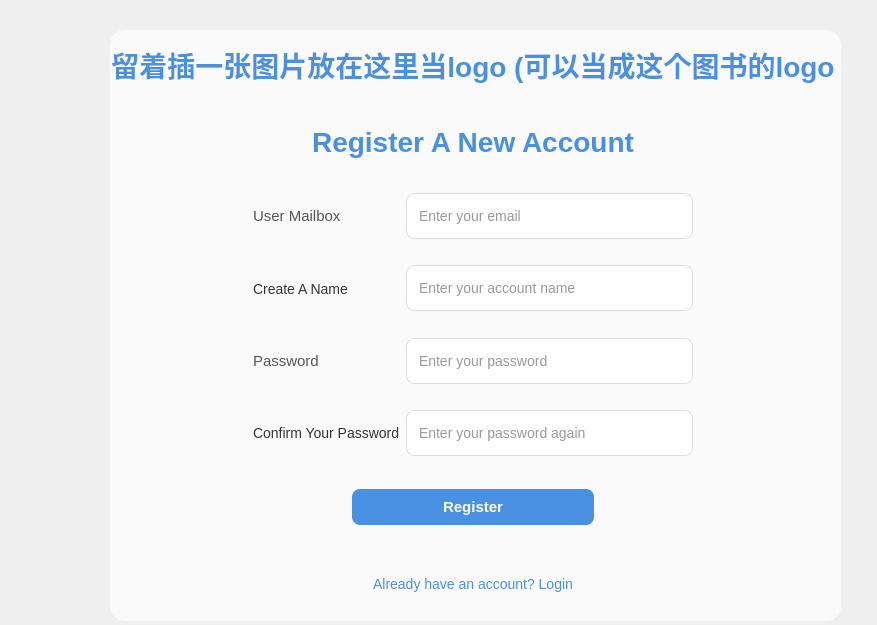
The window that ui/register.ui (FrenchFries-101/frontend) describes before a commit, drawn with Qt 5.
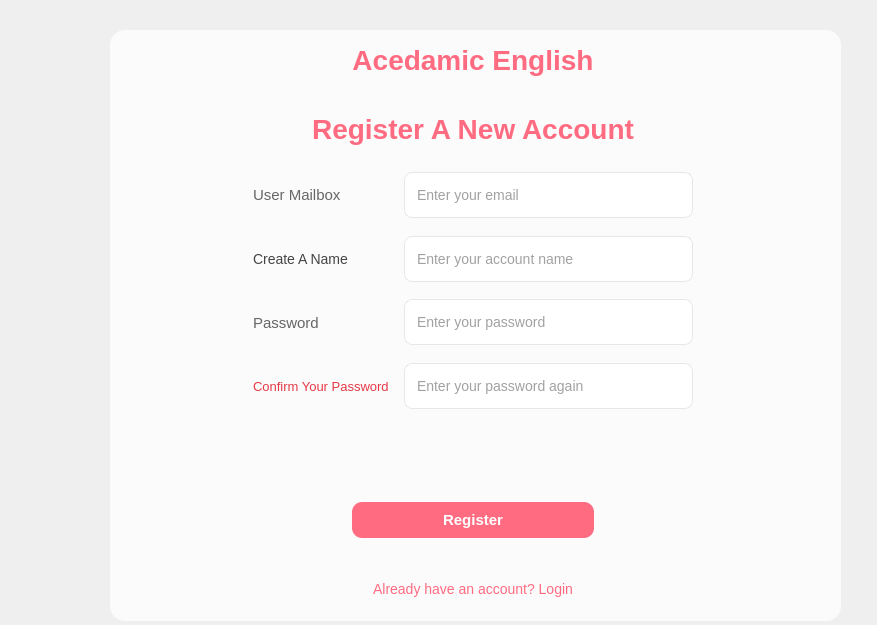
The same window after the commit. Icons and pictures are not drawn.

The edit to the form file:
```diff
--- a/ui/register.ui
+++ b/ui/register.ui
@@ -20,7 +20,7 @@
    <string notr="true">QWidget {
     font-family: &quot;Segoe UI&quot;,&quot;Microsoft YaHei&quot;;
     font-size: 14px;
-    color: #333333;
+    color: #444444;
 }
 
 
@@ -38,7 +38,7 @@
 /* ============================= */
 
 QFrame#frame {
-    background-color: rgba(255,255,255,180);
+    background-color: rgba(255,255,255,190);
     border-radius: 15px;
 }
 
@@ -60,7 +60,7 @@
 QLabel#label_4 {
     font-size: 28px;
     font-weight: bold;
-    color: #4A90E2;
+    color: #ff6b81;
     background: transparent;
 }
 
@@ -72,7 +72,7 @@
 QLabel#label_2,
 QLabel#label_3 {
     font-size: 15px;
-    color: #555555;
+    color: #666666;
     background: transparent;
 }
 
@@ -82,25 +82,17 @@
 /* ============================= */
 
 QLineEdit {
-
-    background-color: white;
-
-    border: 1px solid #dcdcdc;
-
+    background-color: #ffffff;
+    border: 1px solid #e5e7eb;
     border-radius: 8px;
-
     padding: 6px 10px;
-
     min-height: 32px;
 }
 
-
 /* 输入框获得焦点 */
-
 QLineEdit:focus {
-
-    border: 2px solid #4A90E2;
-
+    border: 2px solid #ff6b81;
+    background-color: #fffafa;
 }
 
 
@@ -109,36 +101,23 @@
 /* ============================= */
 
 QPushButton#pushButton {
-
-    background-color: #4A90E2;
-
+    background-color: #ff6b81;
     color: white;
-
-    border-radius: 8px;
-
+    border-radius: 10px;
     font-size: 15px;
-
     font-weight: bold;
-
     min-height: 36px;
+    border: none;
 }
 
-
 /* Hover */
-
 QPushButton#pushButton:hover {
-
-    background-color: #357ABD;
-
+    background-color: #ff4f70;
 }
 
-
 /* 点击 */
-
 QPushButton#pushButton:pressed {
-
-    background-color: #2c5fa3;
-
+    background-color: #e8435f;
 }
 
 
@@ -147,21 +126,15 @@
 /* ============================= */
 
 QPushButton#pushButton_2 {
-
     background: transparent;
-
-    color: #4A90E2;
-
+    color: #ff6b81;
     border: none;
 }
 
-
 /* hover */
-
 QPushButton#pushButton_2:hover {
-
     text-decoration: underline;
-
+    color: #ff4f70;
 }
 
 
@@ -170,22 +143,24 @@
 /* ============================= */
 
 QPushButton#pushButton_3 {
-
     background: transparent;
-
     color: #999999;
-
     border: none;
-
 }
 
-
 /* hover */
-
 QPushButton#pushButton_3:hover {
+    color: #ff6b81;
+}
 
-    color: #4A90E2;
 
+/* ============================= */
+/* 提示信息（错误提示） */
+/* ============================= */
+
+QLabel#label_5 {
+    color: #e63946;
+    font-size: 13px;
 }</string>
   </property>
   <widget class="QFrame" name="frame">
@@ -212,11 +187,11 @@
       <height>591</height>
      </rect>
     </property>
-    <layout class="QVBoxLayout" name="verticalLayout" stretch="1,1,4,1,1">
+    <layout class="QVBoxLayout" name="verticalLayout" stretch="1,1,4,1,1,1">
      <item>
       <widget class="QLabel" name="label_4">
        <property name="text">
-        <string>留着插一张图片放在这里当logo (可以当成这个图书的logo</string>
+        <string>Acedamic English</string>
        </property>
        <property name="alignment">
         <set>Qt::AlignmentFlag::AlignCenter</set>
@@ -237,7 +212,7 @@
       </widget>
      </item>
      <item>
-      <layout class="QGridLayout" name="gridLayout" rowstretch="1,1,1,1,0" columnstretch="1,1,2,1">
+      <layout class="QGridLayout" name="gridLayout" rowstretch="1,1,1,1" columnstretch="1,1,2,1">
        <item row="0" column="2">
         <widget class="QLineEdit" name="lineEdit">
          <property name="placeholderText">
@@ -406,6 +381,46 @@
        </item>
       </layout>
      </item>
+     <item>
+      <layout class="QHBoxLayout" name="horizontalLayout_3">
+       <item>
+        <spacer name="verticalSpacer_14">
+         <property name="orientation">
+          <enum>Qt::Orientation::Vertical</enum>
+         </property>
+         <property name="sizeHint" stdset="0">
+          <size>
+           <width>20</width>
+           <height>40</height>
+          </size>
+         </property>
+        </spacer>
+       </item>
+       <item>
+        <widget class="QLabel" name="label_7">
+         <property name="text">
+          <string/>
+         </property>
+         <property name="alignment">
+          <set>Qt::AlignmentFlag::AlignCenter</set>
+         </property>
+        </widget>
+       </item>
+       <item>
+        <spacer name="verticalSpacer_13">
+         <property name="orientation">
+          <enum>Qt::Orientation::Vertical</enum>
+         </property>
+         <property name="sizeHint" stdset="0">
+          <size>
+           <width>20</width>
+           <height>40</height>
+          </size>
+         </property>
+        </spacer>
+       </item>
+      </layout>
+     </item>
      <item>
       <layout class="QHBoxLayout" name="horizontalLayout_2" stretch="1,1,1">
        <item>
```
